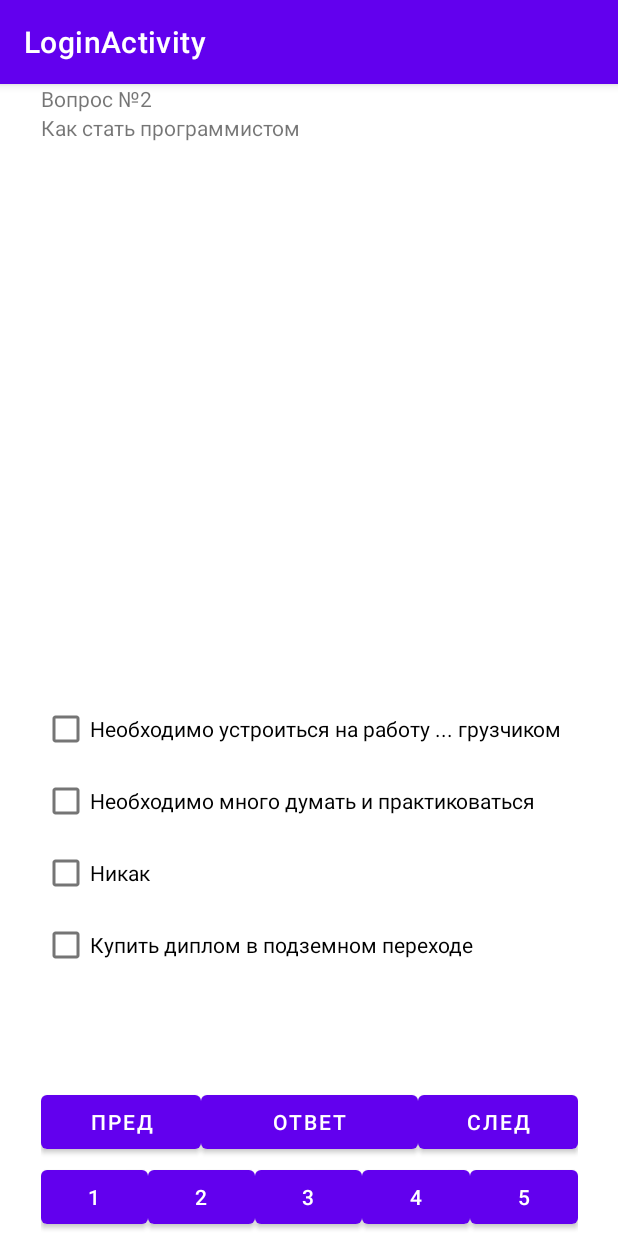
After one commit to Nik1406/Control_work_new, an Android app: the MainActivity_2 screen opened directly, with no data from a screen before it, on a phone screen of 412 x 824 dp. The commit adds this screen. Run offline under Robolectric (Android 15) with nearby library versions, the phone set to English and light mode, and no system bars.

Commit message:
20.04.2022

```diff
--- a/app/src/main/AndroidManifest.xml
+++ b/app/src/main/AndroidManifest.xml
@@ -14,6 +14,10 @@
             android:exported="false"
             android:label="@string/title_activity_login" />
         <activity
+            android:name=".MainActivity_2"
+            android:exported="false"
+            android:label="@string/title_activity_login" />
+        <activity
             android:name=".MainActivity_0"
             android:exported="true">
             <intent-filter>
--- a/app/src/main/java/com/example/control_work/MainActivity_1.java
+++ b/app/src/main/java/com/example/control_work/MainActivity_1.java
@@ -2,6 +2,7 @@ package com.example.control_work;
 
 import androidx.appcompat.app.AppCompatActivity;
 
+import android.content.Intent;
 import android.os.Bundle;
 import android.view.View;
 import android.widget.Button;
@@ -9,7 +10,7 @@ import android.widget.CheckBox;
 import android.widget.Toast;
 
 public class MainActivity_1 extends AppCompatActivity {
-    Button button1, button2, button3, button4, button5, button8, button6;
+    Button button1, button2, button3, button4, button5, button6, button7, button8;
     CheckBox checkBox, checkBox2,checkBox3,checkBox4,checkBox5;
     android.widget.TextView TextView;
 
@@ -72,8 +73,8 @@ public class MainActivity_1 extends AppCompatActivity {
             }
         });
 
-        button8 = findViewById(R.id.button7); //Отлавливаем кнопки в коде
-        button8.setOnClickListener(new View.OnClickListener() {
+        button7 = findViewById(R.id.button7); //Отлавливаем кнопки в коде
+        button7.setOnClickListener(new View.OnClickListener() {
             @Override
             public void onClick(View view) {
                 Toast.makeText(getBaseContext(),"Нажата кнопка Ответить",Toast.LENGTH_LONG).show();
@@ -84,7 +85,7 @@ public class MainActivity_1 extends AppCompatActivity {
         button8.setOnClickListener(new View.OnClickListener() {
             @Override
             public void onClick(View view) {
-                Toast.makeText(getBaseContext(),"Нажата кнопка Предыдущий вопрос",Toast.LENGTH_LONG).show();
+                Toast.makeText(getBaseContext(),"Нажата кнопка предыдущий вопрос",Toast.LENGTH_LONG).show();
             }
         });
 
--- /dev/null
+++ b/app/src/main/java/com/example/control_work/MainActivity_2.java
@@ -0,0 +1,121 @@
+package com.example.control_work;
+
+import android.os.Bundle;
+import android.view.View;
+import android.widget.Button;
+import android.widget.CheckBox;
+import android.widget.Toast;
+
+import androidx.appcompat.app.AppCompatActivity;
+
+public class MainActivity_2 extends AppCompatActivity {
+    Button button1, button2, button3, button4, button5, button8, button6;
+    CheckBox checkBox, checkBox2,checkBox3,checkBox4;
+    android.widget.TextView TextView;
+
+    @Override
+    protected void onCreate(Bundle savedInstanceState) {
+        super.onCreate(savedInstanceState);
+        setContentView(R.layout.activity_main_2);
+
+        checkBox = findViewById(R.id.checkBox);  //Отлавливаем Чекбоксы в коде
+        checkBox.setOnClickListener(new View.OnClickListener() {
+            @Override
+            public void onClick(View view) {
+                Toast.makeText(getBaseContext(),"Вы выбрали ответ №1",Toast.LENGTH_LONG).show();
+            }
+        });
+
+        checkBox2 = findViewById(R.id.checkBox2);  //Отлавливаем Чекбоксы в коде
+        checkBox2.setOnClickListener(new View.OnClickListener() {
+            @Override
+            public void onClick(View view) {
+                Toast.makeText(getBaseContext(),"Вы выбрали ответ №2",Toast.LENGTH_LONG).show();
+            }
+        });
+
+        checkBox3 = findViewById(R.id.checkBox3);  //Отлавливаем Чекбоксы в коде
+        checkBox3.setOnClickListener(new View.OnClickListener() {
+            @Override
+            public void onClick(View view) {
+                Toast.makeText(getBaseContext(),"Вы выбрали ответ №3",Toast.LENGTH_LONG).show();
+            }
+
+        });
+        checkBox4 = findViewById(R.id.checkBox4);  //Отлавливаем Чекбоксы в коде
+        checkBox4.setOnClickListener(new View.OnClickListener() {
+            @Override
+            public void onClick(View view) {
+                Toast.makeText(getBaseContext(),"Вы выбрали ответ №4",Toast.LENGTH_LONG).show();
+            }
+        });
+
+        checkBox.setText("Необходимо устроиться на работу ... грузчиком");
+        checkBox2.setText("Необходимо много думать и практиковаться");
+        checkBox3.setText("Никак");
+        checkBox4.setText("Купить диплом в подземном переходе");
+
+        button6 = findViewById(R.id.button6);
+        button6.setOnClickListener(new View.OnClickListener() {
+            @Override
+            public void onClick(View view) {
+                Toast.makeText(getBaseContext(),"Нажата кнопка Следующий вопрос",Toast.LENGTH_LONG).show();
+            }
+        });
+
+        button8 = findViewById(R.id.button7); //Отлавливаем кнопки в коде
+        button8.setOnClickListener(new View.OnClickListener() {
+            @Override
+            public void onClick(View view) {
+                Toast.makeText(getBaseContext(),"Нажата кнопка Ответить",Toast.LENGTH_LONG).show();
+            }
+        });
+
+        button8 = findViewById(R.id.button8); //Отлавливаем кнопки в коде
+        button8.setOnClickListener(new View.OnClickListener() {
+            @Override
+            public void onClick(View view) {
+                Toast.makeText(getBaseContext(),"Нажата кнопка Предыдущий вопрос",Toast.LENGTH_LONG).show();
+            }
+        });
+
+        button1 = findViewById(R.id.button1); //Отлавливаем кнопки в коде
+        button1.setOnClickListener(new View.OnClickListener() {
+            @Override
+            public void onClick(View view) {
+                Toast.makeText(getBaseContext(),"Нажата кнопка Вопрос №1",Toast.LENGTH_LONG).show();
+            }
+        });
+
+        button2 = findViewById(R.id.button2); //Отлавливаем кнопки в коде
+        button2.setOnClickListener(new View.OnClickListener() {
+            @Override
+            public void onClick(View view) {
+                Toast.makeText(getBaseContext(),"Нажата кнопка Вопрос №2",Toast.LENGTH_LONG).show();
+            }
+        });
+
+        button3 = findViewById(R.id.button3); //Отлавливаем кнопки в коде
+        button3.setOnClickListener(new View.OnClickListener() {
+            @Override
+            public void onClick(View view) {
+                Toast.makeText(getBaseContext(),"Нажата кнопка Вопрос №3",Toast.LENGTH_LONG).show();
+            }
+        });
+
+        button4 = findViewById(R.id.button4); //Отлавливаем кнопки в коде
+        button4.setOnClickListener(new View.OnClickListener() {
+            @Override
+            public void onClick(View view) {
+                Toast.makeText(getBaseContext(),"Нажата кнопка Вопрос №4",Toast.LENGTH_LONG).show();
+            }
+        });
+        button5 = findViewById(R.id.button5); //Отлавливаем кнопки в коде
+        button5.setOnClickListener(new View.OnClickListener() {
+            @Override
+            public void onClick(View view) {
+                Toast.makeText(getBaseContext(),"Нажата кнопка Вопрос №5",Toast.LENGTH_LONG).show();
+            }
+        });
+    }
+}
--- a/app/src/main/res/layout/activity_main_1.xml
+++ b/app/src/main/res/layout/activity_main_1.xml
@@ -1,22 +1,17 @@
 <?xml version="1.0" encoding="utf-8"?>
-<androidx.constraintlayout.widget.ConstraintLayout xmlns:android="http://schemas.android.com/apk/res/android"
+<LinearLayout xmlns:android="http://schemas.android.com/apk/res/android"
     xmlns:app="http://schemas.android.com/apk/res-auto"
     xmlns:tools="http://schemas.android.com/tools"
     android:layout_width="match_parent"
     android:layout_height="match_parent"
+    android:orientation="vertical"
     tools:context=".MainActivity_1">
 
     <LinearLayout
         android:id="@+id/linearLayout4"
         android:layout_width="358dp"
         android:layout_height="112dp"
-        android:orientation="vertical"
-        app:layout_constraintBottom_toTopOf="@+id/linearLayout3"
-        app:layout_constraintEnd_toEndOf="parent"
-        app:layout_constraintStart_toStartOf="parent"
-        app:layout_constraintTop_toTopOf="parent"
-        app:layout_constraintVertical_bias="0.0"
-        tools:ignore="MissingConstraints">
+        android:orientation="vertical">
 
 
         <TextView
@@ -40,11 +35,7 @@
         android:id="@+id/linearLayout3"
         android:layout_width="356dp"
         android:layout_height="262dp"
-        android:orientation="vertical"
-        app:layout_constraintBottom_toTopOf="@+id/linearLayout"
-        app:layout_constraintEnd_toEndOf="parent"
-        app:layout_constraintStart_toStartOf="parent"
-        tools:ignore="MissingConstraints">
+        android:orientation="vertical">
 
         <CheckBox
             android:id="@+id/checkBox"
@@ -81,11 +72,7 @@
         android:id="@+id/linearLayout"
         android:layout_width="358dp"
         android:layout_height="50dp"
-        android:orientation="horizontal"
-        app:layout_constraintBottom_toTopOf="@+id/linearLayout2"
-        app:layout_constraintEnd_toEndOf="parent"
-        app:layout_constraintStart_toStartOf="parent"
-        tools:ignore="MissingConstraints">
+        android:orientation="horizontal">
 
         <Button
             android:id="@+id/button8"
@@ -113,11 +100,7 @@
         android:id="@+id/linearLayout2"
         android:layout_width="358dp"
         android:layout_height="50dp"
-        android:orientation="horizontal"
-        app:layout_constraintBottom_toBottomOf="parent"
-        app:layout_constraintEnd_toEndOf="parent"
-        app:layout_constraintStart_toStartOf="parent"
-        tools:ignore="MissingConstraints">
+        android:orientation="horizontal">
 
         <Button
             android:id="@+id/button1"
@@ -154,4 +137,4 @@
             android:layout_weight="1"
             android:text="5" />
     </LinearLayout>
-</androidx.constraintlayout.widget.ConstraintLayout>
+</LinearLayout>
--- /dev/null
+++ b/app/src/main/res/layout/activity_main_2.xml
@@ -0,0 +1,152 @@
+<?xml version="1.0" encoding="utf-8"?>
+<androidx.constraintlayout.widget.ConstraintLayout xmlns:android="http://schemas.android.com/apk/res/android"
+    xmlns:app="http://schemas.android.com/apk/res-auto"
+    xmlns:tools="http://schemas.android.com/tools"
+    android:layout_width="match_parent"
+    android:layout_height="match_parent"
+    tools:context=".MainActivity_1">
+
+    <LinearLayout
+        android:id="@+id/linearLayout4"
+        android:layout_width="358dp"
+        android:layout_height="112dp"
+        android:orientation="vertical"
+        app:layout_constraintBottom_toTopOf="@+id/linearLayout3"
+        app:layout_constraintEnd_toEndOf="parent"
+        app:layout_constraintStart_toStartOf="parent"
+        app:layout_constraintTop_toTopOf="parent"
+        app:layout_constraintVertical_bias="0.0"
+        tools:ignore="MissingConstraints">
+
+
+        <TextView
+            android:id="@+id/editTextTextPersonName1"
+            android:layout_width="match_parent"
+            android:layout_height="wrap_content"
+            android:ems="10"
+            android:inputType="textPersonName"
+            android:text="Вопрос №2" />
+
+        <TextView
+            android:id="@+id/editTextTextPersonName2"
+            android:layout_width="match_parent"
+            android:layout_height="wrap_content"
+            android:ems="10"
+            android:inputType="textPersonName"
+            android:text="Как стать программистом" />
+    </LinearLayout>
+
+    <LinearLayout
+        android:id="@+id/linearLayout3"
+        android:layout_width="356dp"
+        android:layout_height="262dp"
+        android:orientation="vertical"
+        app:layout_constraintBottom_toTopOf="@+id/linearLayout"
+        app:layout_constraintEnd_toEndOf="parent"
+        app:layout_constraintStart_toStartOf="parent"
+        tools:ignore="MissingConstraints">
+
+        <CheckBox
+            android:id="@+id/checkBox"
+            android:layout_width="match_parent"
+            android:layout_height="wrap_content"
+            android:text="Вариант ответа №1" />
+
+        <CheckBox
+            android:id="@+id/checkBox2"
+            android:layout_width="match_parent"
+            android:layout_height="wrap_content"
+            android:text="Вариант ответа №2" />
+
+        <CheckBox
+            android:id="@+id/checkBox3"
+            android:layout_width="match_parent"
+            android:layout_height="wrap_content"
+            android:text="Вариант ответа №3" />
+
+        <CheckBox
+            android:id="@+id/checkBox4"
+            android:layout_width="match_parent"
+            android:layout_height="wrap_content"
+            android:text="Вариант ответа №4" />
+
+    </LinearLayout>
+
+    <LinearLayout
+        android:id="@+id/linearLayout"
+        android:layout_width="358dp"
+        android:layout_height="50dp"
+        android:orientation="horizontal"
+        app:layout_constraintBottom_toTopOf="@+id/linearLayout2"
+        app:layout_constraintEnd_toEndOf="parent"
+        app:layout_constraintStart_toStartOf="parent"
+        tools:ignore="MissingConstraints">
+
+        <Button
+            android:id="@+id/button8"
+            android:layout_width="50dp"
+            android:layout_height="wrap_content"
+            android:layout_weight="1"
+            android:text="Пред" />
+
+        <Button
+            android:id="@+id/button7"
+            android:layout_width="wrap_content"
+            android:layout_height="wrap_content"
+            android:layout_weight="1"
+            android:text="Ответ" />
+
+        <Button
+            android:id="@+id/button6"
+            android:layout_width="50dp"
+            android:layout_height="wrap_content"
+            android:layout_weight="1"
+            android:text="След" />
+    </LinearLayout>
+
+    <LinearLayout
+        android:id="@+id/linearLayout2"
+        android:layout_width="358dp"
+        android:layout_height="50dp"
+        android:orientation="horizontal"
+        app:layout_constraintBottom_toBottomOf="parent"
+        app:layout_constraintEnd_toEndOf="parent"
+        app:layout_constraintStart_toStartOf="parent"
+        tools:ignore="MissingConstraints">
+
+        <Button
+            android:id="@+id/button1"
+            android:layout_width="70dp"
+            android:layout_height="wrap_content"
+            android:layout_weight="1"
+            android:text="1" />
+
+        <Button
+            android:id="@+id/button2"
+            android:layout_width="70dp"
+            android:layout_height="wrap_content"
+            android:layout_weight="1"
+            android:text="2" />
+
+        <Button
+            android:id="@+id/button3"
+            android:layout_width="70dp"
+            android:layout_height="wrap_content"
+            android:layout_weight="1"
+            android:text="3" />
+
+        <Button
+            android:id="@+id/button4"
+            android:layout_width="70dp"
+            android:layout_height="wrap_content"
+            android:layout_weight="1"
+            android:text="4" />
+
+        <Button
+            android:id="@+id/button5"
+            android:layout_width="70dp"
+            android:layout_height="wrap_content"
+            android:layout_weight="1"
+            android:text="5" />
+    </LinearLayout>
+</androidx.constraintlayout.widget.ConstraintLayout>
```
Also changed, not shown: 292 other files.
